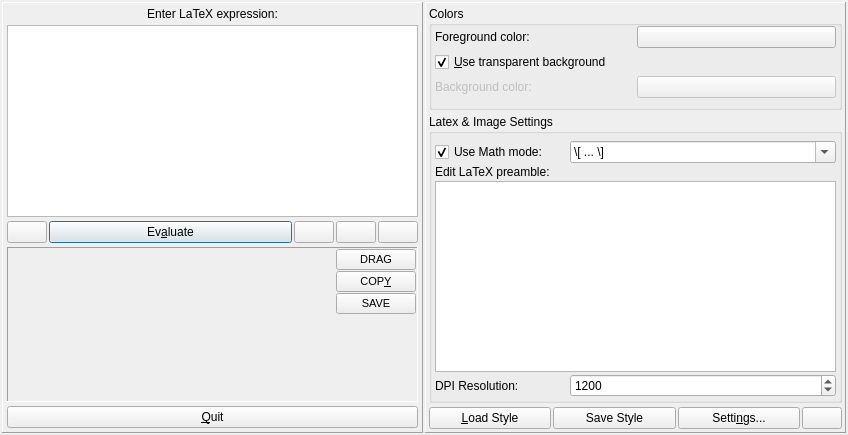
Old version of the form src/klfmainwinui.ui in the repository CryFeiFei/klatexformula.
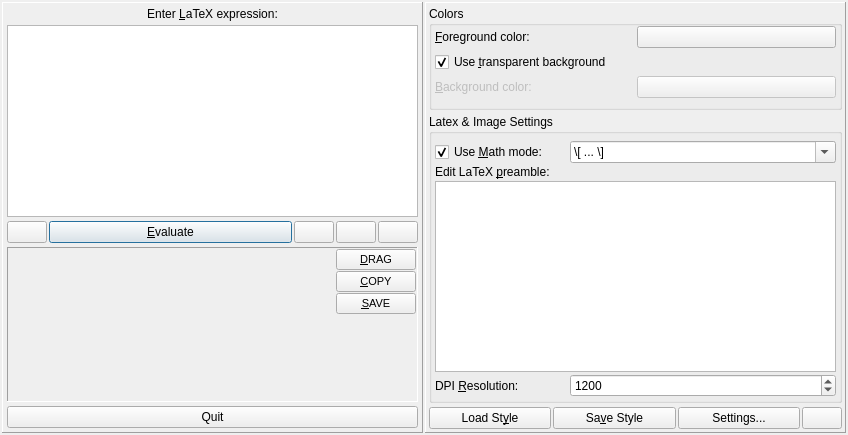
New version of the form. Icons and pictures are not drawn. Custom widgets are drawn as their Qt base class.

The edit to the form file:
```diff
--- a/src/klfmainwinui.ui
+++ b/src/klfmainwinui.ui
@@ -55,7 +55,7 @@
          </sizepolicy>
         </property>
         <property name="text" >
-         <string>Enter LaTeX expression:</string>
+         <string>Enter &amp;LaTeX expression:</string>
         </property>
         <property name="alignment" >
          <set>Qt::AlignCenter</set>
@@ -139,7 +139,7 @@
            <string comment="whatsthistext" >Render the above &lt;i>LaTeX&lt;/i> formula as an image, which will be displayed in the label below.</string>
           </property>
           <property name="text" >
-           <string>Ev&amp;aluate</string>
+           <string>&amp;Evaluate</string>
           </property>
           <property name="icon" >
            <iconset resource="klfres.qrc" >
@@ -259,7 +259,7 @@
             <string>Click and keep mouse button pressed to drag your formula to an other application</string>
            </property>
            <property name="text" >
-            <string>DRAG</string>
+            <string>&amp;DRAG</string>
            </property>
           </widget>
          </item>
@@ -274,7 +274,7 @@
             <string>Copy formula to clipboard</string>
            </property>
            <property name="text" >
-            <string>COP&amp;Y</string>
+            <string>&amp;COPY</string>
            </property>
            <property name="shortcut" >
             <string>Alt+Y</string>
@@ -292,7 +292,7 @@
             <string>Save formula to disk</string>
            </property>
            <property name="text" >
-            <string>SAVE</string>
+            <string>&amp;SAVE</string>
            </property>
           </widget>
          </item>
@@ -358,14 +358,14 @@
          <string comment="whatsthis" >Exit KLatexFormula</string>
         </property>
         <property name="text" >
-         <string>&amp;Quit</string>
+         <string>Quit</string>
         </property>
         <property name="icon" >
          <iconset resource="klfres.qrc" >
           <normaloff>:/pics/closehide.png</normaloff>:/pics/closehide.png</iconset>
         </property>
         <property name="shortcut" >
-         <string>Alt+Q</string>
+         <string>Ctrl+Q</string>
         </property>
        </widget>
       </item>
@@ -411,11 +411,14 @@
          <item row="0" column="0" >
           <widget class="QLabel" name="lblFg" >
            <property name="text" >
-            <string>Foreground color:</string>
+            <string>&amp;Foreground color:</string>
            </property>
            <property name="wordWrap" >
             <bool>false</bool>
            </property>
+           <property name="buddy" >
+            <cstring>colFg</cstring>
+           </property>
           </widget>
          </item>
          <item row="0" column="1" >
@@ -427,7 +430,7 @@
             <string>Check this if you want your formula to have a transparent background</string>
            </property>
            <property name="text" >
-            <string>&amp;Use transparent background</string>
+            <string>Use &amp;transparent background</string>
            </property>
            <property name="shortcut" >
             <string>Alt+U</string>
@@ -443,11 +446,14 @@
             <bool>false</bool>
            </property>
            <property name="text" >
-            <string>Background color:</string>
+            <string>&amp;Background color:</string>
            </property>
            <property name="wordWrap" >
             <bool>false</bool>
            </property>
+           <property name="buddy" >
+            <cstring>colBg</cstring>
+           </property>
           </widget>
          </item>
          <item row="2" column="1" >
@@ -475,7 +481,7 @@
             <string>Check this to use a LaTeX math mode</string>
            </property>
            <property name="text" >
-            <string>Use Math mode:</string>
+            <string>Use &amp;Math mode:</string>
            </property>
            <property name="shortcut" >
             <string/>
@@ -510,7 +516,7 @@
          <item row="1" column="0" colspan="3" >
           <widget class="QLabel" name="lblPreamble" >
            <property name="text" >
-            <string>Edit LaTeX preamble:</string>
+            <string>Edit LaTeX &amp;preamble:</string>
            </property>
            <property name="alignment" >
             <set>Qt::AlignLeading|Qt::AlignLeft|Qt::AlignTop</set>
@@ -544,7 +550,7 @@
          <item row="3" column="0" >
           <widget class="QLabel" name="lblDPI" >
            <property name="text" >
-            <string>DPI Resolution:</string>
+            <string>DPI &amp;Resolution:</string>
            </property>
            <property name="wordWrap" >
             <bool>false</bool>
@@ -590,7 +596,7 @@
            <string>Load a previously saved style</string>
           </property>
           <property name="text" >
-           <string>&amp;Load Style</string>
+           <string>Load St&amp;yle</string>
           </property>
           <property name="icon" >
            <iconset resource="klfres.qrc" >
@@ -613,7 +619,7 @@
            <string>Save current style (colors, etc.)</string>
           </property>
           <property name="text" >
-           <string>Save Style</string>
+           <string>Sa&amp;ve Style</string>
           </property>
           <property name="icon" >
            <iconset resource="klfres.qrc" >
@@ -636,7 +642,7 @@
            <string>Edit KLatexFormula settings</string>
           </property>
           <property name="text" >
-           <string>Setti&amp;ngs...</string>
+           <string>Settings...</string>
           </property>
           <property name="icon" >
            <iconset resource="klfres.qrc" >
@@ -663,7 +669,7 @@
             <normaloff>:/pics/help.png</normaloff>:/pics/help.png</iconset>
           </property>
           <property name="shortcut" >
-           <string/>
+           <string>F1</string>
           </property>
          </widget>
         </item>
```
Left out of the diff: 15 changed lines with no effect on the pictures.
